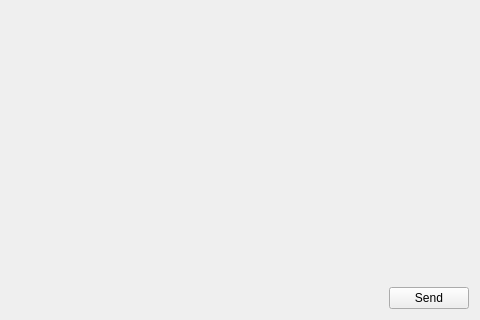
Above: ui/crashreportdialog.ui from iamOgunyinka/octo-broccoli before the change; both pictures show x 186 to 666 and y 186 to 506 of the 666 by 506 pixel window. Below: the same form after it.
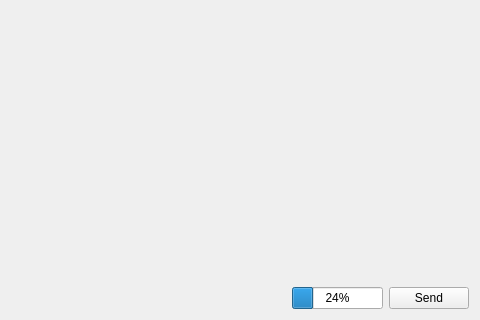
That is the form after the change.

Commit message: CS-14 Add support for crash uploads to the cloud

The edit to the form file:
```diff
--- a/ui/crashreportdialog.ui
+++ b/ui/crashreportdialog.ui
@@ -138,6 +138,13 @@
        </property>
       </spacer>
      </item>
+     <item>
+      <widget class="QProgressBar" name="progressBar">
+       <property name="value">
+        <number>24</number>
+       </property>
+      </widget>
+     </item>
      <item>
       <widget class="QPushButton" name="sendFileButton">
        <property name="text">
```
The commit also changes 2 other files.
